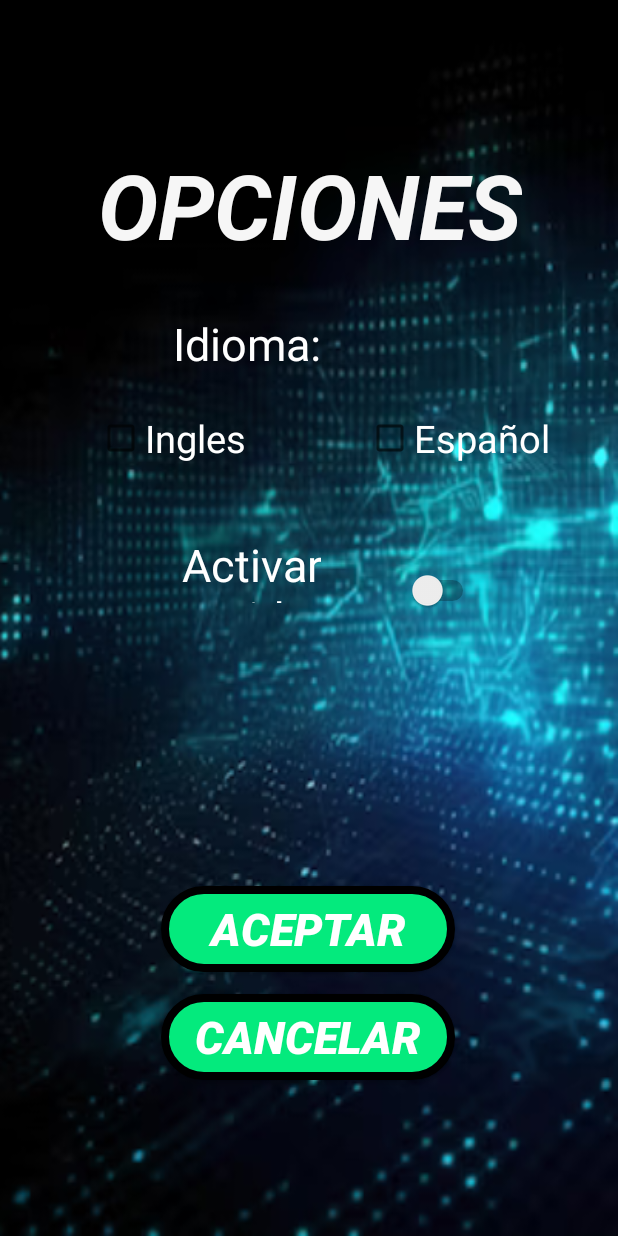
After one commit to SergioGarzon/FastAccessApp-SeminarioIntegrador, an Android app built with Jetpack Compose: the OptionsActivity screen opened directly, with no data from a screen before it, on a phone screen of 412 x 824 dp. The commit adds this screen. Run offline under Robolectric (Android 15) with nearby library versions, the phone set to English and light mode, and no system bars.

Commit message:
Nuevos cambios, menu opciones agregado, cambio de idioma y demas

```diff
--- /dev/null
+++ b/app/src/main/java/com/example/aplicacionseminariointegrador/OptionsActivity.java
@@ -0,0 +1,84 @@
+package com.example.aplicacionseminariointegrador;
+
+import androidx.appcompat.app.AppCompatActivity;
+
+import android.content.Intent;
+import android.os.Bundle;
+import android.view.View;
+import android.widget.Button;
+import android.widget.CheckBox;
+import android.widget.TextView;
+import com.example.aplicacionseminariointegrador.auxiliarclases.LanguageSelected;
+
+public class OptionsActivity extends AppCompatActivity {
+
+    CheckBox chkEnglish, chkSpanish;
+    Button btnAcceptOption, btnCancelOption;
+    TextView lblOptions, txtLblLanguage, txtLblSound;
+
+    @Override
+    protected void onCreate(Bundle savedInstanceState) {
+        super.onCreate(savedInstanceState);
+        setContentView(R.layout.activity_options);
+
+        chkEnglish = (CheckBox) findViewById(R.id.chkEnglishLanguage);
+        chkSpanish = (CheckBox) findViewById(R.id.chkSpanishLanguage);
+
+        btnAcceptOption = (Button) findViewById(R.id.btnAcceptOptions);
+        btnCancelOption = (Button) findViewById(R.id.btnCancelOptions);
+
+        lblOptions = (TextView) findViewById(R.id.txtLblOptions);
+        txtLblLanguage = (TextView) findViewById(R.id.txtLblLanguage);
+        txtLblSound = (TextView) findViewById(R.id.txtLblSound);
+
+        if(LanguageSelected.languageSelected == 0) {
+            chkEnglish.setText("English");
+            chkSpanish.setText("Spanish");
+            btnAcceptOption.setText("OK");
+            btnCancelOption.setText("CANCEL");
+            lblOptions.setText("OPTIONS");
+            txtLblLanguage.setText("Language:");
+            txtLblSound.setText("Activate sound:");
+        } else {
+            chkEnglish.setText("Ingles");
+            chkSpanish.setText("Español");
+            btnAcceptOption.setText("ACEPTAR");
+            btnCancelOption.setText("CANCELAR");
+            lblOptions.setText("OPCIONES");
+            txtLblLanguage.setText("Idioma:");
+            txtLblSound.setText("Activar sonido:");
+        }
+
+        btnAcceptOption.setOnClickListener(new View.OnClickListener() {
+            @Override
+            public void onClick(View v) {
+                selectOption();
+            }
+        });
+
+        btnCancelOption.setOnClickListener(new View.OnClickListener() {
+            @Override
+            public void onClick(View v) {
+                changeBackActivity();
+            }
+        });
+    }
+
+    public void selectOption() {
+
+        if(chkSpanish.isChecked()) {
+            LanguageSelected.languageSelected = 1;
+        }
+
+        if(chkEnglish.isChecked()) {
+            LanguageSelected.languageSelected = 0;
+        }
+
+        changeBackActivity();
+    }
+
+    private void changeBackActivity() {
+        Intent nextActivity = new Intent(this, StartApplication.class);
+        startActivity(nextActivity);
+    }
+}
--- a/app/src/main/java/com/example/aplicacionseminariointegrador/StartActivity.java
+++ b/app/src/main/java/com/example/aplicacionseminariointegrador/StartActivity.java
@@ -7,6 +7,8 @@ import android.content.pm.ActivityInfo;
 import android.os.Bundle;
 import android.os.Handler;
 
+import com.example.aplicacionseminariointegrador.auxiliarclases.LanguageSelected;
+
 public class StartActivity extends AppCompatActivity {
 
     @Override
@@ -14,6 +16,8 @@ public class StartActivity extends AppCompatActivity {
         setRequestedOrientation(ActivityInfo.SCREEN_ORIENTATION_PORTRAIT);
         super.onCreate(savedInstanceState);
         setContentView(R.layout.activity_start);
+
+        LanguageSelected.languageSelected = 1;
 
         new Handler().postDelayed(new Runnable() {
             @Override
--- /dev/null
+++ b/app/src/main/res/layout/activity_options.xml
@@ -0,0 +1,133 @@
+<?xml version="1.0" encoding="utf-8"?>
+<androidx.constraintlayout.widget.ConstraintLayout xmlns:android="http://schemas.android.com/apk/res/android"
+    xmlns:app="http://schemas.android.com/apk/res-auto"
+    xmlns:tools="http://schemas.android.com/tools"
+    android:layout_width="match_parent"
+    android:layout_height="match_parent"
+    android:background="@drawable/backgroundimage"
+    tools:context=".OptionsActivity"
+    >
+
+    <Button
+        android:id="@+id/btnCancelOptions"
+        android:layout_width="196dp"
+        android:layout_height="57dp"
+        android:layout_marginBottom="68dp"
+        android:background="@drawable/border_buttons"
+        android:text="CANCEL"
+        android:textColor="@color/white"
+        android:textSize="30sp"
+        android:textStyle="bold|italic"
+        app:layout_constraintBottom_toBottomOf="parent"
+        app:layout_constraintEnd_toEndOf="parent"
+        app:layout_constraintHorizontal_bias="0.497"
+        app:layout_constraintStart_toStartOf="parent"
+        app:layout_constraintTop_toBottomOf="@+id/btnAcceptOptions"
+        app:layout_constraintVertical_bias="0.294" />
+
+    <Button
+        android:id="@+id/btnAcceptOptions"
+        android:layout_width="196dp"
+        android:layout_height="57dp"
+        android:layout_marginBottom="176dp"
+        android:background="@drawable/border_buttons"
+        android:text="OK"
+        android:textColor="@color/white"
+        android:textSize="30sp"
+        android:textStyle="bold|italic"
+        app:layout_constraintBottom_toBottomOf="parent"
+        app:layout_constraintEnd_toEndOf="parent"
+        app:layout_constraintHorizontal_bias="0.497"
+        app:layout_constraintStart_toStartOf="parent"
+        app:layout_constraintTop_toBottomOf="@+id/txtLblSound"
+        app:layout_constraintVertical_bias="1.0" />
+
+    <Switch
+        android:id="@+id/switch1"
+        android:layout_width="70dp"
+        android:layout_height="38dp"
+        android:backgroundTintMode="@color/white"
+        app:layout_constraintBottom_toBottomOf="parent"
+        app:layout_constraintEnd_toEndOf="parent"
+        app:layout_constraintHorizontal_bias="0.275"
+        app:layout_constraintStart_toEndOf="@+id/txtLblSound"
+        app:layout_constraintTop_toBottomOf="@+id/txtLblOptions"
+        app:layout_constraintVertical_bias="0.325" />
+
+    <TextView
+        android:id="@+id/txtLblSound"
+        android:layout_width="150dp"
+        android:layout_height="46dp"
+        android:text="Sound:"
+        android:textAlignment="viewEnd"
+        android:textColor="@color/white"
+        android:textSize="30dp"
+        app:layout_constraintBottom_toBottomOf="parent"
+        app:layout_constraintEnd_toEndOf="parent"
+        app:layout_constraintHorizontal_bias="0.245"
+        app:layout_constraintStart_toStartOf="parent"
+        app:layout_constraintTop_toBottomOf="@+id/txtLblLanguage"
+        app:layout_constraintVertical_bias="0.194" />
+
+    <TextView
+        android:id="@+id/txtLblLanguage"
+        android:layout_width="150dp"
+        android:layout_height="46dp"
+        android:layout_marginTop="32dp"
+        android:text="Language:"
+        android:textAlignment="viewEnd"
+        android:textColor="@color/white"
+        android:textSize="30dp"
+        app:layout_constraintEnd_toEndOf="parent"
+        app:layout_constraintHorizontal_bias="0.245"
+        app:layout_constraintStart_toStartOf="parent"
+        app:layout_constraintTop_toBottomOf="@+id/txtLblOptions" />
+
+    <CheckBox
+        android:id="@+id/chkEnglishLanguage"
+        android:layout_width="wrap_content"
+        android:layout_height="wrap_content"
+        android:layout_marginStart="56dp"
+        android:layout_marginTop="20dp"
+        android:text="English"
+        android:textColor="@color/white"
+        android:textSize="25dp"
+        app:layout_constraintBottom_toTopOf="@+id/txtLblSound"
+        app:layout_constraintEnd_toEndOf="parent"
+        app:layout_constraintHorizontal_bias="0.033"
+        app:layout_constraintStart_toStartOf="parent"
+        app:layout_constraintTop_toBottomOf="@+id/txtLblLanguage"
+        app:layout_constraintVertical_bias="0.0" />
+
+    <CheckBox
+        android:id="@+id/chkSpanishLanguage"
+        android:layout_width="wrap_content"
+        android:layout_height="wrap_content"
+        android:layout_marginTop="20dp"
+        android:text="Spanish"
+        android:textColor="@color/white"
+        android:textSize="25dp"
+        app:layout_constraintBottom_toTopOf="@+id/switch1"
+        app:layout_constraintEnd_toEndOf="parent"
+        app:layout_constraintHorizontal_bias="0.637"
+        app:layout_constraintStart_toEndOf="@+id/chkEnglishLanguage"
+        app:layout_constraintTop_toBottomOf="@+id/txtLblLanguage"
+        app:layout_constraintVertical_bias="0.0" />
+
+    <TextView
+        android:id="@+id/txtLblOptions"
+        android:layout_width="wrap_content"
+        android:layout_height="wrap_content"
+        android:text="OPTIONS"
+        android:textAlignment="center"
+        android:textColor="#F6F6F6"
+        android:textSize="60sp"
+        android:textStyle="bold|italic"
+        app:layout_constraintBottom_toBottomOf="parent"
+        app:layout_constraintEnd_toEndOf="parent"
+        app:layout_constraintHorizontal_bias="0.506"
+        app:layout_constraintStart_toStartOf="parent"
+        app:layout_constraintTop_toTopOf="parent"
+        app:layout_constraintVertical_bias="0.129" />
+
+</androidx.constraintlayout.widget.ConstraintLayout>
--- a/app/src/main/res/values/strings.xml
+++ b/app/src/main/res/values/strings.xml
@@ -1,4 +1,10 @@
 <resources>
     <string name="app_name">Fast Access App</string>
     <string name="title_activity_location_google_maps">LocationGoogleMaps</string>
+
+    <string-array name="array_name">
+        <item>Personal de Seguridad</item>
+        <item>Inquilino</item>
+    </string-array>
+
 </resources>
```
Also changed, not shown: app/src/main/AndroidManifest.xml (+3 -5 lines), app/src/main/java/com/example/aplicacionseminariointegrador/CreditsAplication.java (+22 -0 lines), app/src/main/java/com/example/aplicacionseminariointegrador/LoginActivity.java (+22 -7 lines), app/src/main/java/com/example/aplicacionseminariointegrador/StartApplication.java (+22 -1 lines), app/src/main/java/com/example/aplicacionseminariointegrador/auxiliarclases/LanguageSelected.java (added, +7 -0 lines), app/src/main/res/layout/activity_credits_aplication.xml (+93 -35 lines), app/src/main/res/layout/activity_login.xml (+4 -4 lines), app/src/main/res/layout/activity_start_application.xml (+34 -0 lines), 1 other file.
